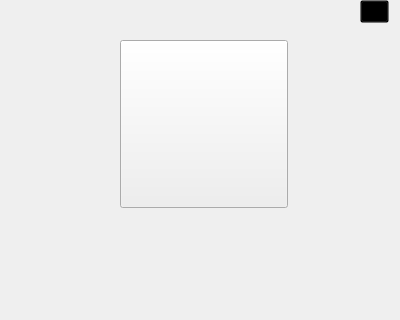
The window that ClientModule/userprofile.ui (giovannic96/Real-time-collaborative-text-editor) describes before a commit, drawn with Qt 5; both pictures show x 0 to 400 and y 0 to 320 of the 400 by 600 pixel window.
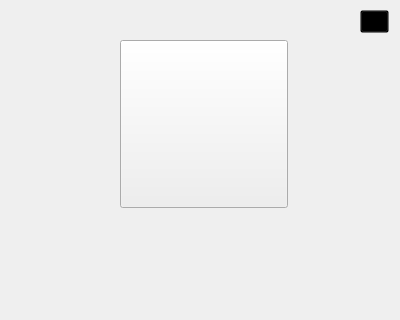
The same window after the commit. Icons and pictures are not drawn.

The edit to the form file:
```diff
--- a/ClientModule/userprofile.ui
+++ b/ClientModule/userprofile.ui
@@ -13,11 +13,14 @@
   <property name="windowTitle">
    <string>Form</string>
   </property>
+  <property name="styleSheet">
+   <string notr="true"/>
+  </property>
   <widget class="QPushButton" name="exitButton">
    <property name="geometry">
     <rect>
      <x>360</x>
-     <y>0</y>
+     <y>10</y>
      <width>29</width>
      <height>23</height>
     </rect>
```
Left out of the diff: 3 changed lines with no effect on the pictures.
